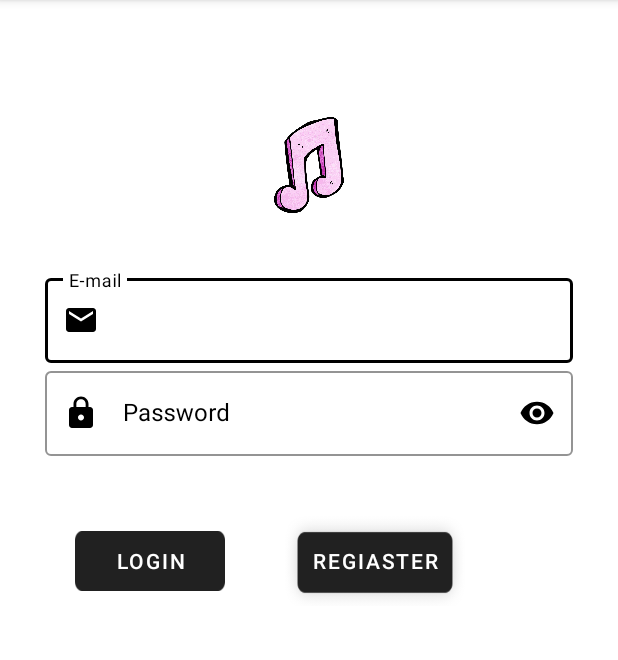
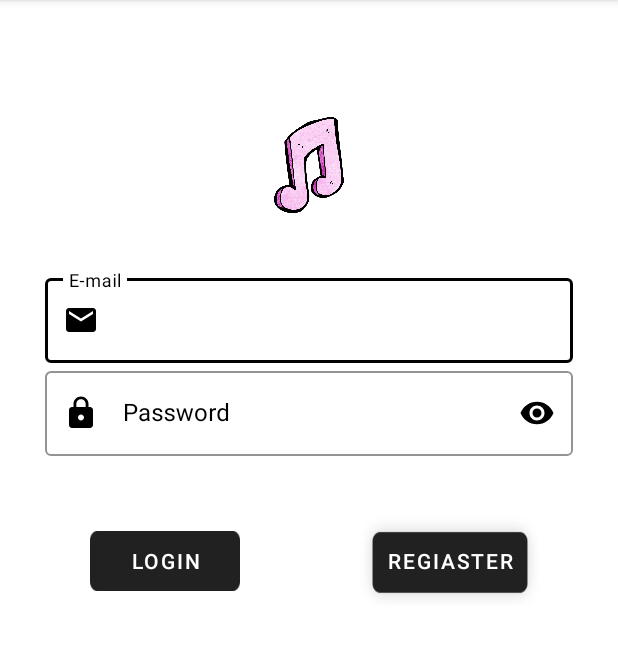
Before and after one commit to pyh1998/MiloMusic, an Android app: the screen it shows after launch (LoginActivity), on a phone screen of 412 x 824 dp, the part 84-744 px from its top. Run offline under Robolectric (Android 15) with nearby library versions, the phone set to English and light mode, and no system bars; our stand-ins replace CircleImageView.

Commit message:
little change with layout

```diff
--- a/app/src/main/res/layout/activity_login.xml
+++ b/app/src/main/res/layout/activity_login.xml
@@ -98,27 +98,29 @@
             android:layout_height="60dp"
             android:orientation="horizontal"
             android:layout_marginTop="40dp">
+
             <Button
                 android:id="@+id/btnLogin"
                 android:layout_width="100dp"
                 android:layout_height="40dp"
-                android:layout_marginLeft="20dp"
+                android:layout_marginStart="30dp"
+                android:layout_marginLeft="30dp"
+                android:background="@drawable/btn_blue_normal_bk"
                 android:text="Login"
-                android:textSize="14sp"
-                android:background="@drawable/btn_blue_normal_bk"
                 android:textColor="@color/btn_blue_normal"
-                />
+                android:textSize="14sp" />
 
             <Button
                 android:id="@+id/btnRegister"
                 android:layout_width="120dp"
                 android:layout_height="60dp"
-                android:layout_marginLeft="40dp"
+                android:layout_alignParentEnd="true"
+                android:layout_alignParentRight="true"
+                android:layout_marginStart="80dp"
+                android:layout_marginLeft="80dp"
+                android:background="@drawable/btn_gradle_normal_bk"
                 android:text="REGIASTER"
-                android:background="@drawable/btn_gradle_normal_bk"
-                android:textColor="@color/btn_gradle_normal"
-                android:layout_alignParentEnd="true"
-                android:layout_alignParentRight="true" />
+                android:textColor="@color/btn_gradle_normal" />
 
         </LinearLayout>
 
```
